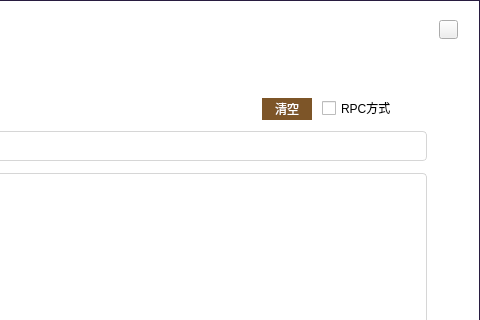
cdcchain/cdc-wallet-qt, file consolewidget.ui: the form before one commit; both pictures show x 148 to 628 and y 0 to 320 of the 628 by 468 pixel window.
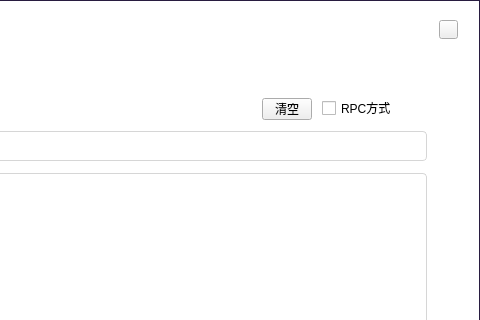
The form after the commit.

Commit message: Use macro to define all button color

Diff of the .ui file:
```diff
--- a/consolewidget.ui
+++ b/consolewidget.ui
@@ -107,9 +107,7 @@
     <font/>
    </property>
    <property name="styleSheet">
-    <string notr="true">QToolButton{background-color:rgb(125,85,40);color:#ffffff;border:none;border-radius:16px;}
-QToolButton:hover{background-color:rgb(185,150,85);}
-QToolButton:disabled{background-color:#cecece;}</string>
+    <string notr="true"/>
    </property>
    <property name="text">
     <string>清空</string>
```
The commit also changes 28 other files.
